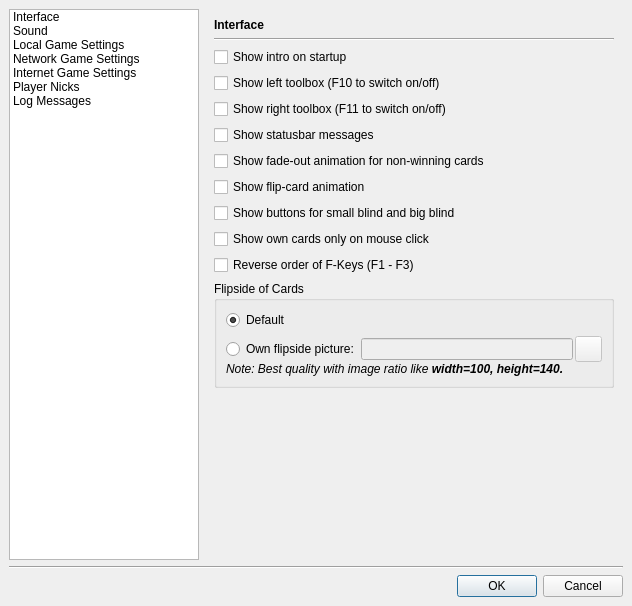
This is src/gui/qt/settingsdialog.ui in pokerth/pokerth as Qt 5 draws it before an edit. The edited form follows.
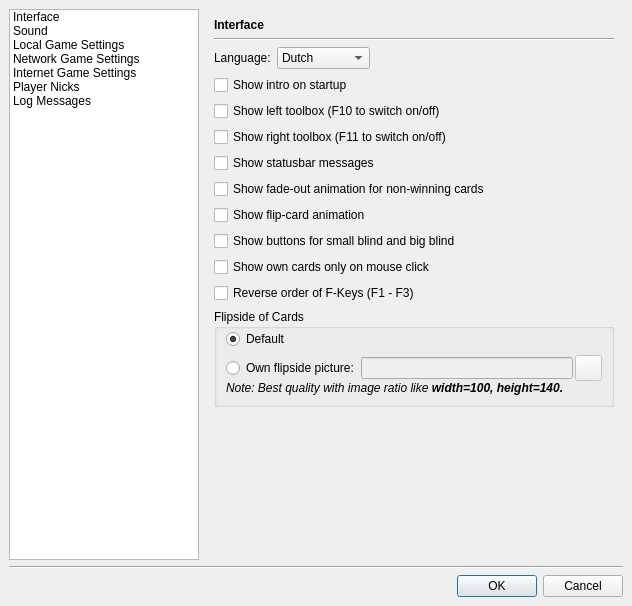
This is the edited form. Icons and pictures are not drawn. Custom widgets are drawn as their Qt base class.

Patch:
```diff
--- a/src/gui/qt/settingsdialog.ui
+++ b/src/gui/qt/settingsdialog.ui
@@ -44,38 +44,175 @@
      </property>
      <widget class="QWidget" name="page" >
       <layout class="QGridLayout" >
-       <property name="leftMargin" >
-        <number>9</number>
-       </property>
-       <property name="topMargin" >
-        <number>9</number>
-       </property>
-       <property name="rightMargin" >
-        <number>9</number>
-       </property>
-       <property name="bottomMargin" >
-        <number>9</number>
-       </property>
-       <property name="horizontalSpacing" >
-        <number>6</number>
-       </property>
-       <property name="verticalSpacing" >
-        <number>6</number>
-       </property>
-       <item row="12" column="0" >
-        <spacer>
+       <item row="0" column="0" >
+        <widget class="QLabel" name="label_19" >
+         <property name="styleSheet" >
+          <string>QLabel { font-weight: bold;  }</string>
+         </property>
+         <property name="text" >
+          <string>Interface</string>
+         </property>
+        </widget>
+       </item>
+       <item row="1" column="0" >
+        <widget class="Line" name="line_6" >
          <property name="orientation" >
-          <enum>Qt::Vertical</enum>
+          <enum>Qt::Horizontal</enum>
          </property>
-         <property name="sizeHint" >
-          <size>
-           <width>20</width>
-           <height>40</height>
-          </size>
+        </widget>
+       </item>
+       <item row="2" column="0" >
+        <layout class="QHBoxLayout" >
+         <item>
+          <widget class="QLabel" name="label_14" >
+           <property name="text" >
+            <string>Language:</string>
+           </property>
+          </widget>
+         </item>
+         <item>
+          <widget class="QComboBox" name="comboBox" >
+           <item>
+            <property name="text" >
+             <string>Dutch</string>
+            </property>
+           </item>
+           <item>
+            <property name="text" >
+             <string>English</string>
+            </property>
+           </item>
+           <item>
+            <property name="text" >
+             <string>French</string>
+            </property>
+           </item>
+           <item>
+            <property name="text" >
+             <string>German</string>
+            </property>
+           </item>
+           <item>
+            <property name="text" >
+             <string>Hungarian</string>
+            </property>
+           </item>
+           <item>
+            <property name="text" >
+             <string>Italian</string>
+            </property>
+           </item>
+           <item>
+            <property name="text" >
+             <string>Norse</string>
+            </property>
+           </item>
+           <item>
+            <property name="text" >
+             <string>Portuguese</string>
+            </property>
+           </item>
+           <item>
+            <property name="text" >
+             <string>Russian</string>
+            </property>
+           </item>
+           <item>
+            <property name="text" >
+             <string>Slovak</string>
+            </property>
+           </item>
+           <item>
+            <property name="text" >
+             <string>Spanish</string>
+            </property>
+           </item>
+           <item>
+            <property name="text" >
+             <string>Turkish</string>
+            </property>
+           </item>
+          </widget>
+         </item>
+         <item>
+          <spacer>
+           <property name="orientation" >
+            <enum>Qt::Horizontal</enum>
+           </property>
+           <property name="sizeHint" >
+            <size>
+             <width>40</width>
+             <height>20</height>
+            </size>
+           </property>
+          </spacer>
+         </item>
+        </layout>
+       </item>
+       <item row="3" column="0" >
+        <widget class="QCheckBox" name="checkBox_showIntro" >
+         <property name="text" >
+          <string>Show intro on startup</string>
          </property>
-        </spacer>
+        </widget>
+       </item>
+       <item row="4" column="0" >
+        <widget class="QCheckBox" name="checkBox_showLeftToolbox" >
+         <property name="text" >
+          <string>Show left toolbox (F10 to switch on/off)</string>
+         </property>
+        </widget>
+       </item>
+       <item row="5" column="0" >
+        <widget class="QCheckBox" name="checkBox_showRightToolbox" >
+         <property name="text" >
+          <string>Show right toolbox (F11 to switch on/off)</string>
+         </property>
+        </widget>
+       </item>
+       <item row="6" column="0" >
+        <widget class="QCheckBox" name="checkBox_showStatusbarMessages" >
+         <property name="text" >
+          <string>Show statusbar messages</string>
+         </property>
+        </widget>
+       </item>
+       <item row="7" column="0" >
+        <widget class="QCheckBox" name="checkBox_showFadeOutCardsAnimation" >
+         <property name="text" >
+          <string>Show fade-out animation for non-winning cards</string>
+         </property>
+        </widget>
+       </item>
+       <item row="8" column="0" >
+        <widget class="QCheckBox" name="checkBox_showFlipCardsAnimation" >
+         <property name="text" >
+          <string>Show flip-card animation</string>
+         </property>
+        </widget>
+       </item>
+       <item row="9" column="0" >
+        <widget class="QCheckBox" name="checkBox_showBlindButtons" >
+         <property name="text" >
+          <string>Show buttons for small blind and big blind</string>
+         </property>
+        </widget>
+       </item>
+       <item row="10" column="0" >
+        <widget class="QCheckBox" name="checkBox_antiPeekMode" >
+         <property name="text" >
+          <string>Show own cards only on mouse click</string>
+         </property>
+        </widget>
        </item>
        <item row="11" column="0" >
+        <widget class="QCheckBox" name="checkBox_alternateFKeysUserActionMode" >
+         <property name="text" >
+          <string>Reverse order of F-Keys (F1 - F3)</string>
+         </property>
+        </widget>
+       </item>
+       <item row="12" column="0" >
         <widget class="QGroupBox" name="groupBox" >
          <property name="title" >
           <string>Flipside of Cards</string>
@@ -85,7 +222,7 @@
            <number>9</number>
           </property>
           <property name="topMargin" >
-           <number>9</number>
+           <number>0</number>
           </property>
           <property name="rightMargin" >
            <number>9</number>
@@ -196,85 +333,18 @@
          </layout>
         </widget>
        </item>
-       <item row="9" column="0" >
-        <widget class="QCheckBox" name="checkBox_antiPeekMode" >
-         <property name="text" >
-          <string>Show own cards only on mouse click</string>
-         </property>
-        </widget>
-       </item>
-       <item row="10" column="0" >
-        <widget class="QCheckBox" name="checkBox_alternateFKeysUserActionMode" >
-         <property name="text" >
-          <string>Reverse order of F-Keys (F1 - F3)</string>
-         </property>
-        </widget>
-       </item>
-       <item row="4" column="0" >
-        <widget class="QCheckBox" name="checkBox_showRightToolbox" >
-         <property name="text" >
-          <string>Show right toolbox (F11 to switch on/off)</string>
-         </property>
-        </widget>
-       </item>
-       <item row="2" column="0" >
-        <widget class="QCheckBox" name="checkBox_showIntro" >
-         <property name="text" >
-          <string>Show intro on startup</string>
-         </property>
-        </widget>
-       </item>
-       <item row="0" column="0" >
-        <widget class="QLabel" name="label_19" >
-         <property name="styleSheet" >
-          <string>QLabel { font-weight: bold;  }</string>
-         </property>
-         <property name="text" >
-          <string>Interface</string>
-         </property>
-        </widget>
-       </item>
-       <item row="1" column="0" >
-        <widget class="Line" name="line_6" >
+       <item row="13" column="0" >
+        <spacer>
          <property name="orientation" >
-          <enum>Qt::Horizontal</enum>
+          <enum>Qt::Vertical</enum>
          </property>
-        </widget>
-       </item>
-       <item row="3" column="0" >
-        <widget class="QCheckBox" name="checkBox_showLeftToolbox" >
-         <property name="text" >
-          <string>Show left toolbox (F10 to switch on/off)</string>
+         <property name="sizeHint" >
+          <size>
+           <width>400</width>
+           <height>81</height>
+          </size>
          </property>
-        </widget>
-       </item>
-       <item row="5" column="0" >
-        <widget class="QCheckBox" name="checkBox_showStatusbarMessages" >
-         <property name="text" >
-          <string>Show statusbar messages</string>
-         </property>
-        </widget>
-       </item>
-       <item row="6" column="0" >
-        <widget class="QCheckBox" name="checkBox_showFadeOutCardsAnimation" >
-         <property name="text" >
-          <string>Show fade-out animation for non-winning cards</string>
-         </property>
-        </widget>
-       </item>
-       <item row="8" column="0" >
-        <widget class="QCheckBox" name="checkBox_showBlindButtons" >
-         <property name="text" >
-          <string>Show buttons for small blind and big blind</string>
-         </property>
-        </widget>
-       </item>
-       <item row="7" column="0" >
-        <widget class="QCheckBox" name="checkBox_showFlipCardsAnimation" >
-         <property name="text" >
-          <string>Show flip-card animation</string>
-         </property>
-        </widget>
+        </spacer>
        </item>
       </layout>
      </widget>
@@ -683,7 +753,7 @@
          <property name="sizeHint" >
           <size>
            <width>400</width>
-           <height>181</height>
+           <height>201</height>
           </size>
          </property>
         </spacer>
@@ -1116,8 +1186,8 @@
          </property>
          <property name="sizeHint" >
           <size>
-           <width>362</width>
-           <height>5</height>
+           <width>400</width>
+           <height>16</height>
           </size>
          </property>
         </spacer>
@@ -1270,7 +1340,10 @@
        <item row="6" column="0" >
         <widget class="QGroupBox" name="groupBox_5" >
          <property name="title" >
-          <string>Lobby Chat Settings (IRC Server)</string>
+          <string>Lobby Chat (IRC Server)</string>
+         </property>
+         <property name="checkable" >
+          <bool>true</bool>
          </property>
          <layout class="QGridLayout" >
           <item row="0" column="0" >
@@ -1351,8 +1424,8 @@
          </property>
          <property name="sizeHint" >
           <size>
-           <width>388</width>
-           <height>41</height>
+           <width>400</width>
+           <height>51</height>
           </size>
          </property>
         </spacer>
```
